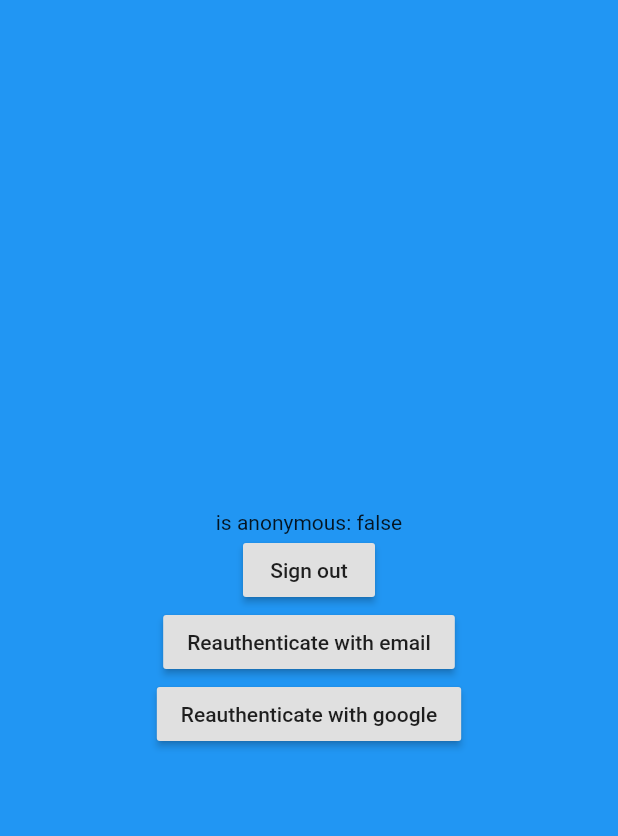
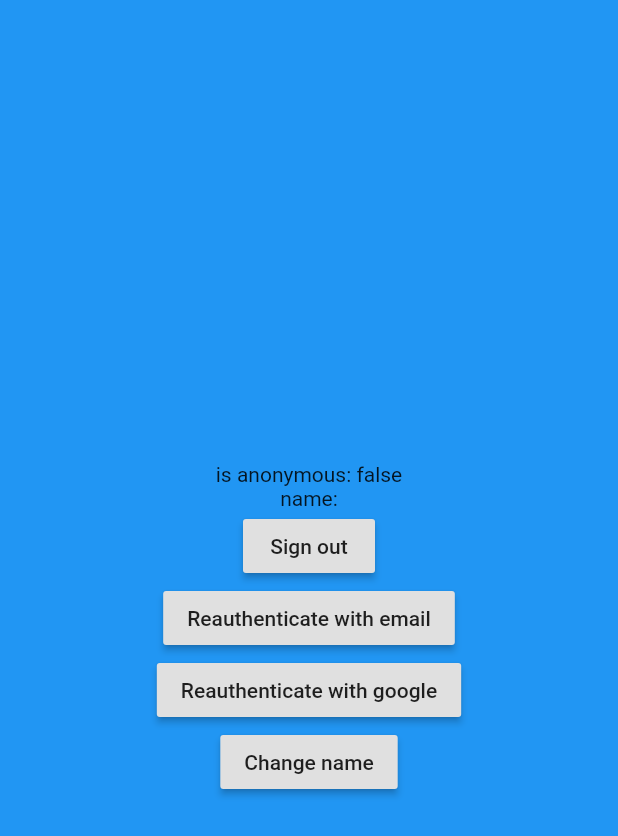
Before and after one commit to Luis-Barba/easy_firebase_auth, a Flutter app: the LoggedScreen screen opened directly, on a phone screen of 412 x 824 dp. Shown: the top 836 px of the screen. Run offline on Flutter 3.47's test engine with Material 2 defaults, Android fonts, the phone set to English and light mode, and no system bars; our stand-ins replace firebase_auth, firebase_core, flutter_markdown, google_sign_in; missing offline and left inert: apple_sign_in; accounts and stored records are empty.

Commit message:
Update example

```diff
--- a/example/lib/main.dart
+++ b/example/lib/main.dart
@@ -56,7 +56,7 @@ class LoggedScreen extends StatelessWidget {
           child: Column(
             mainAxisAlignment: MainAxisAlignment.center,
             children: [
-              Text("${authState.uid}\nis anonymous: ${authState.isAnonymous}", textAlign: TextAlign.center,),
+              Text("${authState.uid}\nis anonymous: ${authState.isAnonymous}\nname: ${authState.name}", textAlign: TextAlign.center,),
               RaisedButton(
                 onPressed: () {
                   authState.signOut();
@@ -74,6 +74,12 @@ class LoggedScreen extends StatelessWidget {
                   authState.signInGoogle();
                 },
                 child: Text('Reauthenticate with google'),
+              ),
+              RaisedButton(
+                onPressed: () {
+                  authState.changeName("Name ${DateTime.now().millisecondsSinceEpoch}");
+                },
+                child: Text('Change name'),
               ),
             ],
           ),
```
